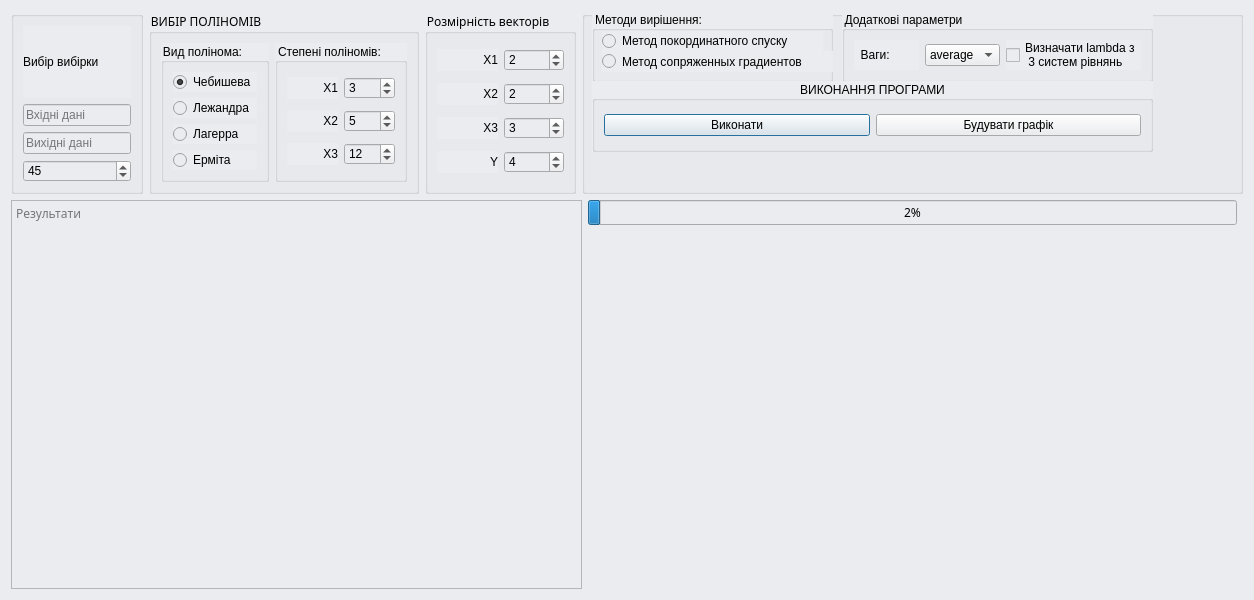
Before: the Qt Designer form lab2/main_window.ui in pashaboyko/SA, drawn with Qt 5.
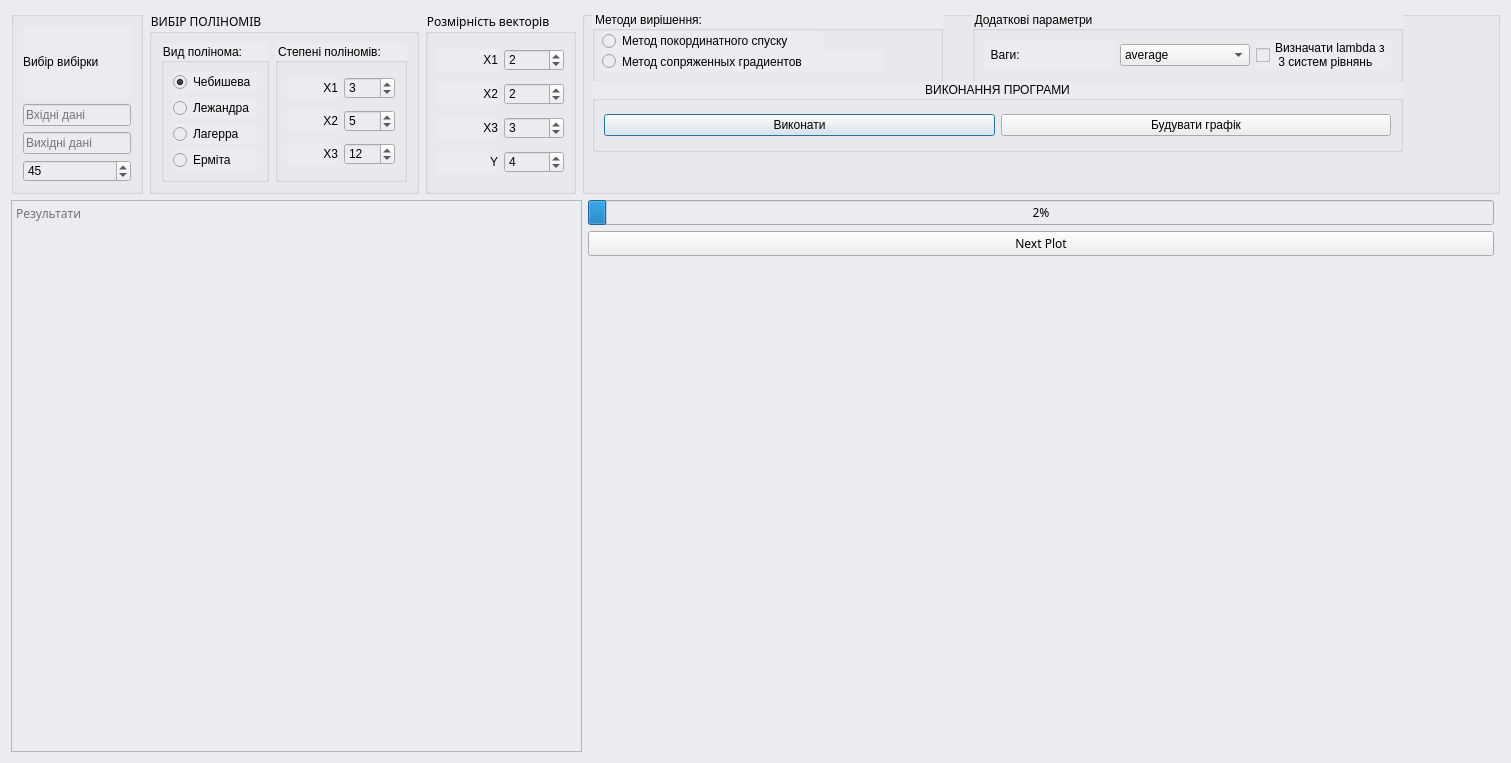
After: the same form once the commit is applied. Icons and pictures are not drawn.

The edit to the form file:
```diff
--- a/lab2/main_window.ui
+++ b/lab2/main_window.ui
@@ -6,8 +6,8 @@
    <rect>
     <x>0</x>
     <y>0</y>
-    <width>1254</width>
-    <height>600</height>
+    <width>1511</width>
+    <height>763</height>
    </rect>
   </property>
   <property name="palette">
@@ -590,7 +590,7 @@
        <rect>
         <x>10</x>
         <y>0</y>
-        <width>241</width>
+        <width>351</width>
         <height>71</height>
        </rect>
       </property>
@@ -642,9 +642,9 @@
      <widget class="QGroupBox" name="groupBox_7">
       <property name="geometry">
        <rect>
-        <x>260</x>
+        <x>390</x>
         <y>0</y>
-        <width>311</width>
+        <width>431</width>
         <height>71</height>
        </rect>
       </property>
@@ -710,7 +710,7 @@
        <rect>
         <x>10</x>
         <y>70</y>
-        <width>561</width>
+        <width>811</width>
         <height>71</height>
        </rect>
       </property>
@@ -962,21 +962,18 @@
       </widget>
      </item>
      <item>
-      <widget class="QLabel" name="label_10">
-       <property name="maximumSize">
-        <size>
-         <width>400</width>
-         <height>16777215</height>
-        </size>
+      <widget class="QPushButton" name="plot_button_next">
+       <property name="styleSheet">
+        <string notr="true"/>
        </property>
        <property name="text">
-        <string/>
-       </property>
-       <property name="pixmap">
-        <pixmap>Group 12.png</pixmap>
+        <string>Next Plot</string>
        </property>
       </widget>
      </item>
+     <item>
+      <widget class="QWidget" name="content_plot" native="true"/>
+     </item>
     </layout>
    </item>
   </layout>
```
Left out of the diff: 101 changed lines with no effect on the pictures.
